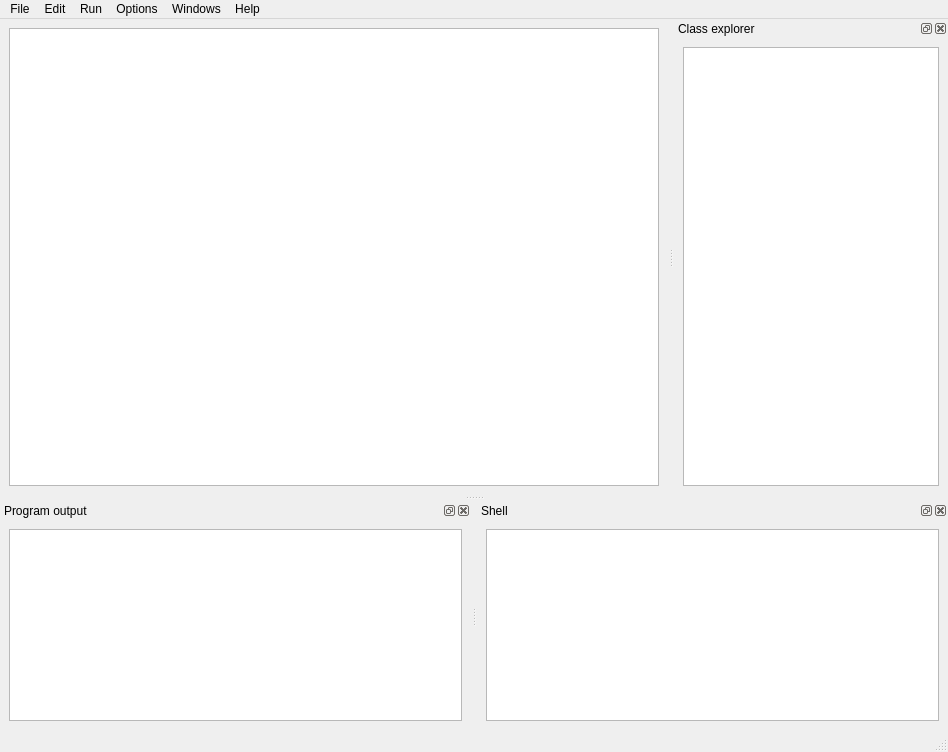
This is forms/win_script.ui in merbst/QIdle as Qt 5 draws it before an edit. The edited form follows.
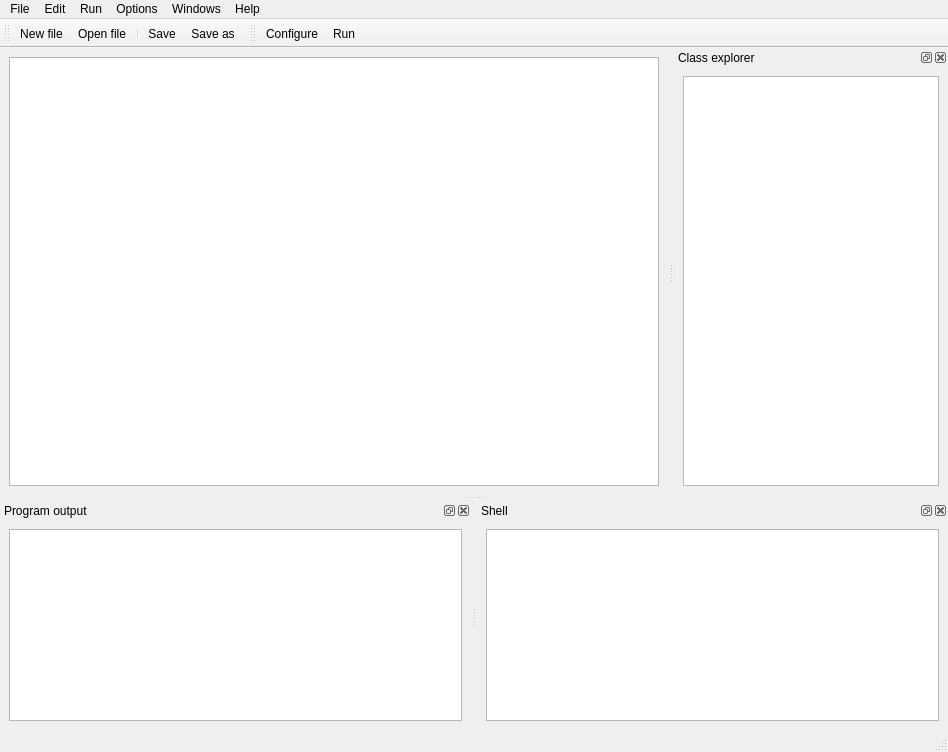
This is the edited form. Icons and pictures are not drawn. Custom widgets are drawn as their Qt base class.

What changed in the file:
```diff
--- a/forms/win_script.ui
+++ b/forms/win_script.ui
@@ -156,6 +156,35 @@
    <addaction name="menuWindows"/>
    <addaction name="menuHelp"/>
   </widget>
+  <widget class="QToolBar" name="toolBarSave">
+   <property name="windowTitle">
+    <string>toolBar</string>
+   </property>
+   <attribute name="toolBarArea">
+    <enum>TopToolBarArea</enum>
+   </attribute>
+   <attribute name="toolBarBreak">
+    <bool>false</bool>
+   </attribute>
+   <addaction name="actionNew_file"/>
+   <addaction name="actionOpen_file"/>
+   <addaction name="separator"/>
+   <addaction name="actionSave"/>
+   <addaction name="actionSave_as"/>
+  </widget>
+  <widget class="QToolBar" name="toolBarRun">
+   <property name="windowTitle">
+    <string>toolBar_2</string>
+   </property>
+   <attribute name="toolBarArea">
+    <enum>TopToolBarArea</enum>
+   </attribute>
+   <attribute name="toolBarBreak">
+    <bool>false</bool>
+   </attribute>
+   <addaction name="actionConfigureRun"/>
+   <addaction name="actionRun"/>
+  </widget>
   <action name="actionOpen_file">
    <property name="text">
     <string>Open file</string>
```
Left out of the diff: 75 changed lines with no effect on the pictures.
